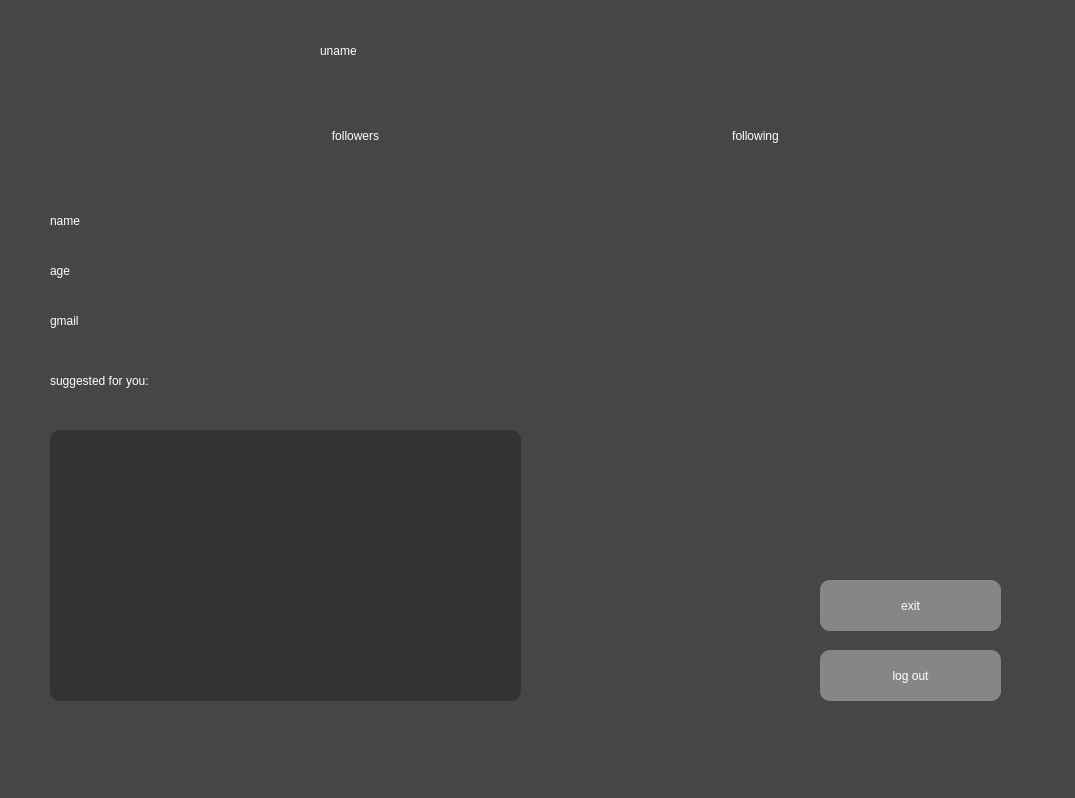
Above: social-network/mainwindow.ui from mmohammadi83/social-network before the change. Below: the same form after it.
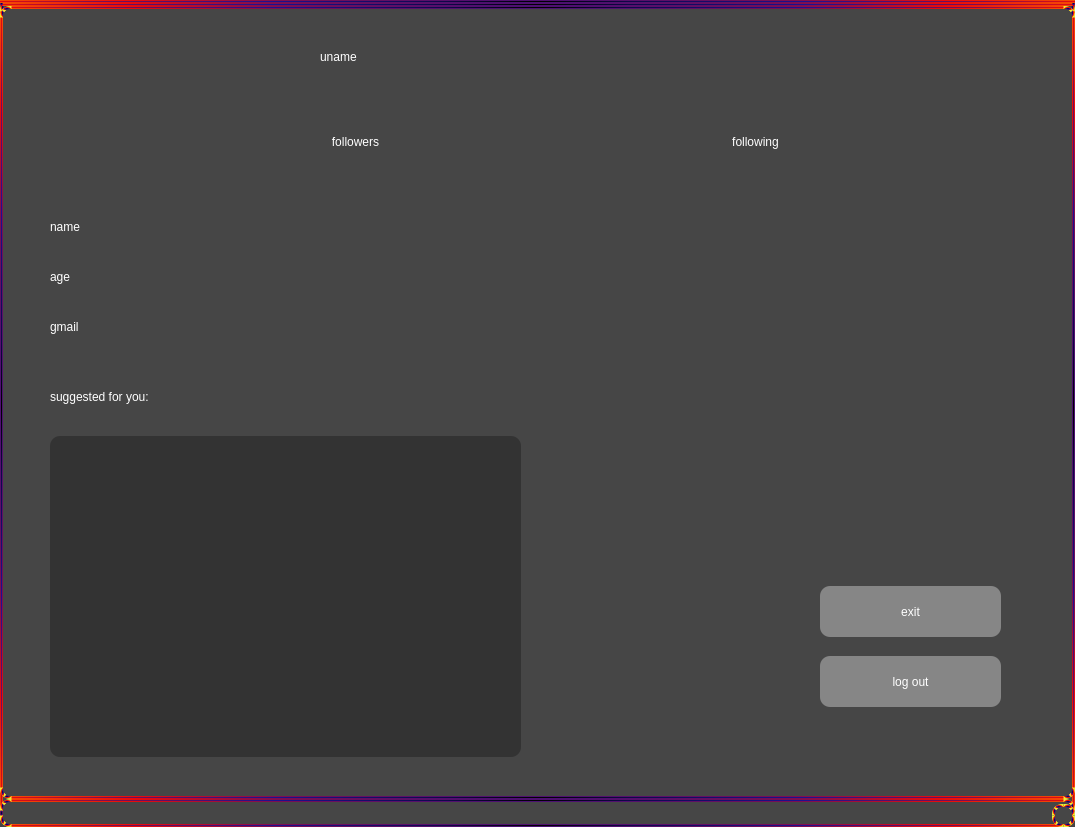
That is the form after the change.

What changed in the file:
```diff
--- a/social-network/mainwindow.ui
+++ b/social-network/mainwindow.ui
@@ -7,7 +7,7 @@
     <x>0</x>
     <y>0</y>
     <width>1075</width>
-    <height>798</height>
+    <height>827</height>
    </rect>
   </property>
   <property name="windowTitle">
@@ -18,6 +18,9 @@
 color: rgb(255, 255, 255);
 border-radius: 10px;
 font: 25 12pt &quot;Microsoft JhengHei UI Light&quot;;
+border-width: 3px;
+border-style: solid;
+border-color: qradialgradient(spread:pad, cx:0.5, cy:0.5, radius:0.769, fx:0.5, fy:0.505682, stop:0 rgba(0, 0, 0, 255), stop:0.113636 rgba(14, 8, 73, 255), stop:0.323864 rgba(28, 17, 145, 255), stop:0.539773 rgba(126, 14, 81, 255), stop:0.659091 rgba(234, 11, 11, 255), stop:0.772727 rgba(244, 70, 5, 255), stop:0.875 rgba(255, 139, 0, 255), stop:1 rgba(239, 236, 55, 255))
 </string>
   </property>
   <widget class="QWidget" name="centralwidget">
@@ -30,6 +33,9 @@
       <height>51</height>
      </rect>
     </property>
+    <property name="styleSheet">
+     <string notr="true">border-width: 0px;</string>
+    </property>
     <property name="text">
      <string/>
     </property>
@@ -43,6 +49,9 @@
       <height>51</height>
      </rect>
     </property>
+    <property name="styleSheet">
+     <string notr="true">border-width: 0px;</string>
+    </property>
     <property name="text">
      <string/>
     </property>
@@ -56,6 +65,9 @@
       <height>41</height>
      </rect>
     </property>
+    <property name="styleSheet">
+     <string notr="true">border-width: 0px;</string>
+    </property>
     <property name="text">
      <string>name</string>
     </property>
@@ -69,6 +81,9 @@
       <height>41</height>
      </rect>
     </property>
+    <property name="styleSheet">
+     <string notr="true">border-width: 0px;</string>
+    </property>
     <property name="text">
      <string>age</string>
     </property>
@@ -82,6 +97,9 @@
       <height>41</height>
      </rect>
     </property>
+    <property name="styleSheet">
+     <string notr="true">border-width: 0px;</string>
+    </property>
     <property name="text">
      <string>gmail</string>
     </property>
@@ -96,7 +114,7 @@
      </rect>
     </property>
     <property name="styleSheet">
-     <string notr="true">font: 18pt &quot;Microsoft YaHei UI&quot;;</string>
+     <string notr="true">border-width: 0px;font: 18pt &quot;Microsoft YaHei UI&quot;;</string>
     </property>
     <property name="text">
      <string>uname</string>
@@ -112,7 +130,7 @@
      </rect>
     </property>
     <property name="styleSheet">
-     <string notr="true"/>
+     <string notr="true">border-width: 0px;</string>
     </property>
     <property name="text">
      <string/>
@@ -124,29 +142,42 @@
       <x>50</x>
       <y>430</y>
       <width>471</width>
-      <height>271</height>
+      <height>321</height>
      </rect>
     </property>
     <property name="styleSheet">
      <string notr="true">background-color: rgb(51, 51, 51);
-font: 16pt &quot;Microsoft YaHei UI&quot;;</string>
+font: 28pt &quot;Microsoft YaHei UI&quot;;
+border-width: 0px;</string>
+    </property>
+    <property name="movement">
+     <enum>QListView::Static</enum>
     </property>
     <property name="flow">
      <enum>QListView::TopToBottom</enum>
     </property>
     <property name="isWrapping" stdset="0">
-     <bool>true</bool>
+     <bool>false</bool>
+    </property>
+    <property name="viewMode">
+     <enum>QListView::ListMode</enum>
+    </property>
+    <property name="selectionRectVisible">
+     <bool>false</bool>
     </property>
    </widget>
    <widget class="QLabel" name="gmail_2">
     <property name="geometry">
      <rect>
       <x>50</x>
-      <y>360</y>
+      <y>370</y>
       <width>481</width>
       <height>41</height>
      </rect>
     </property>
+    <property name="styleSheet">
+     <string notr="true">border-width: 0px;</string>
+    </property>
     <property name="text">
      <string>suggested for you:</string>
     </property>
@@ -161,7 +192,7 @@
      </rect>
     </property>
     <property name="styleSheet">
-     <string notr="true">background-color: rgb(134, 134, 134);
+     <string notr="true">border-width: 0px;background-color: rgb(134, 134, 134);
 </string>
     </property>
     <property name="text">
@@ -177,6 +208,9 @@
       <height>51</height>
      </rect>
     </property>
+    <property name="styleSheet">
+     <string notr="true">border-width: 0px;</string>
+    </property>
     <property name="text">
      <string>following</string>
     </property>
@@ -190,6 +224,9 @@
       <height>51</height>
      </rect>
     </property>
+    <property name="styleSheet">
+     <string notr="true">border-width: 0px;</string>
+    </property>
     <property name="text">
      <string>followers</string>
     </property>
@@ -204,7 +241,7 @@
      </rect>
     </property>
     <property name="styleSheet">
-     <string notr="true">background-color: rgb(134, 134, 134);
+     <string notr="true">border-width: 0px;background-color: rgb(134, 134, 134);
 </string>
     </property>
     <property name="text">
@@ -218,7 +255,7 @@
      <x>0</x>
      <y>0</y>
      <width>1075</width>
-     <height>23</height>
+     <height>29</height>
     </rect>
    </property>
   </widget>
```
